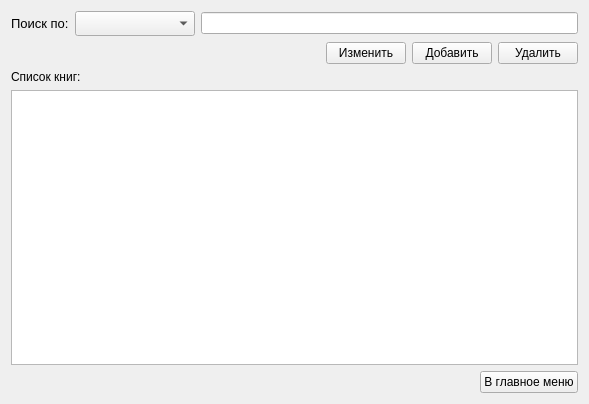
Before: the Qt Designer form book_widget.ui in Charmpy/library-project, drawn with Qt 5.
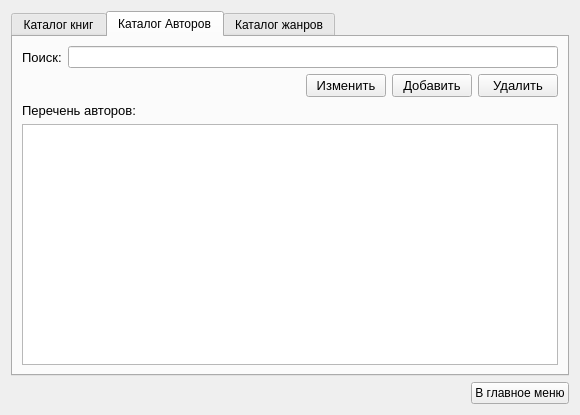
After: the same form once the commit is applied. The open tabs and pages were chosen to show the change.

Patch:
```diff
--- a/book_widget.ui
+++ b/book_widget.ui
@@ -6,8 +6,8 @@
    <rect>
     <x>0</x>
     <y>0</y>
-    <width>589</width>
-    <height>404</height>
+    <width>580</width>
+    <height>415</height>
    </rect>
   </property>
   <property name="windowTitle">
@@ -15,6 +15,24 @@
   </property>
   <layout class="QVBoxLayout" name="verticalLayout_2">
    <item>
+    <widget class="QTabWidget" name="tabWidget">
+     <property name="enabled">
+      <bool>true</bool>
+     </property>
+     <property name="currentIndex">
+      <number>0</number>
+     </property>
+     <widget class="QWidget" name="tab">
+      <property name="font">
+       <font>
+        <pointsize>10</pointsize>
+       </font>
+      </property>
+      <attribute name="title">
+       <string>Каталог книг</string>
+      </attribute>
+      <layout class="QVBoxLayout" name="verticalLayout_3">
+       <item>
     <layout class="QVBoxLayout" name="verticalLayout">
      <item>
       <layout class="QHBoxLayout" name="horizontalLayout_3">
@@ -100,6 +118,185 @@
      <item>
       <widget class="QTableWidget" name="table"/>
      </item>
+        </layout>
+       </item>
+      </layout>
+     </widget>
+     <widget class="QWidget" name="tab_2">
+      <attribute name="title">
+       <string>Каталог Авторов</string>
+      </attribute>
+      <layout class="QVBoxLayout" name="verticalLayout_4">
+       <item>
+        <layout class="QHBoxLayout" name="horizontalLayout_7">
+         <item>
+          <widget class="QLabel" name="label_2">
+           <property name="font">
+            <font>
+             <pointsize>10</pointsize>
+            </font>
+           </property>
+           <property name="text">
+            <string>Поиск:</string>
+           </property>
+          </widget>
+         </item>
+         <item>
+          <widget class="QLineEdit" name="lineEdit"/>
+         </item>
+        </layout>
+       </item>
+       <item>
+        <layout class="QHBoxLayout" name="horizontalLayout_5">
+         <item>
+          <layout class="QHBoxLayout" name="horizontalLayout_6">
+           <item>
+            <spacer name="horizontalSpacer_4">
+             <property name="orientation">
+              <enum>Qt::Horizontal</enum>
+             </property>
+             <property name="sizeHint" stdset="0">
+              <size>
+               <width>40</width>
+               <height>20</height>
+              </size>
+             </property>
+            </spacer>
+           </item>
+           <item>
+            <widget class="QPushButton" name="change_author_btn">
+             <property name="font">
+              <font>
+               <pointsize>10</pointsize>
+              </font>
+             </property>
+             <property name="text">
+              <string>Изменить</string>
+             </property>
+            </widget>
+           </item>
+           <item>
+            <widget class="QPushButton" name="add_author_btn">
+             <property name="font">
+              <font>
+               <pointsize>10</pointsize>
+              </font>
+             </property>
+             <property name="text">
+              <string>Добавить</string>
+             </property>
+            </widget>
+           </item>
+           <item>
+            <widget class="QPushButton" name="delete_author_btn">
+             <property name="font">
+              <font>
+               <pointsize>10</pointsize>
+              </font>
+             </property>
+             <property name="text">
+              <string>Удалить</string>
+             </property>
+            </widget>
+           </item>
+          </layout>
+         </item>
+        </layout>
+       </item>
+       <item>
+        <widget class="QLabel" name="label_4">
+         <property name="font">
+          <font>
+           <pointsize>10</pointsize>
+          </font>
+         </property>
+         <property name="text">
+          <string>Перечень авторов:</string>
+         </property>
+        </widget>
+       </item>
+       <item>
+        <widget class="QTableWidget" name="tableWidget"/>
+       </item>
+      </layout>
+     </widget>
+     <widget class="QWidget" name="tab_3">
+      <attribute name="title">
+       <string>Каталог жанров</string>
+      </attribute>
+      <layout class="QVBoxLayout" name="verticalLayout_5">
+       <item>
+        <layout class="QHBoxLayout" name="horizontalLayout_10">
+         <item>
+          <spacer name="horizontalSpacer_6">
+           <property name="orientation">
+            <enum>Qt::Horizontal</enum>
+           </property>
+           <property name="sizeHint" stdset="0">
+            <size>
+             <width>40</width>
+             <height>20</height>
+            </size>
+           </property>
+          </spacer>
+         </item>
+         <item>
+          <widget class="QPushButton" name="change_genre_btn">
+           <property name="font">
+            <font>
+             <pointsize>10</pointsize>
+            </font>
+           </property>
+           <property name="text">
+            <string>Изменить</string>
+           </property>
+          </widget>
+         </item>
+         <item>
+          <widget class="QPushButton" name="add_genre_btn">
+           <property name="font">
+            <font>
+             <pointsize>10</pointsize>
+            </font>
+           </property>
+           <property name="text">
+            <string>Добавить</string>
+           </property>
+          </widget>
+         </item>
+         <item>
+          <widget class="QPushButton" name="delete_genre_btn">
+           <property name="font">
+            <font>
+             <pointsize>10</pointsize>
+            </font>
+           </property>
+           <property name="text">
+            <string>Удалить</string>
+           </property>
+          </widget>
+         </item>
+        </layout>
+       </item>
+       <item>
+        <widget class="QLabel" name="label_3">
+         <property name="font">
+          <font>
+           <pointsize>10</pointsize>
+          </font>
+         </property>
+         <property name="text">
+          <string>Перечень жанров:</string>
+         </property>
+        </widget>
+       </item>
+       <item>
+        <widget class="QTableWidget" name="tableWidget_2"/>
+       </item>
+      </layout>
+     </widget>
+    </widget>
+   </item>
      <item>
       <layout class="QHBoxLayout" name="horizontalLayout_4">
        <item>
@@ -128,8 +325,6 @@
           <string>В главное меню</string>
          </property>
         </widget>
-       </item>
-      </layout>
      </item>
     </layout>
    </item>
```
Left out of the diff: 6 changed lines with no effect on the pictures. Lines whose indentation alone changed are shown as unchanged.
